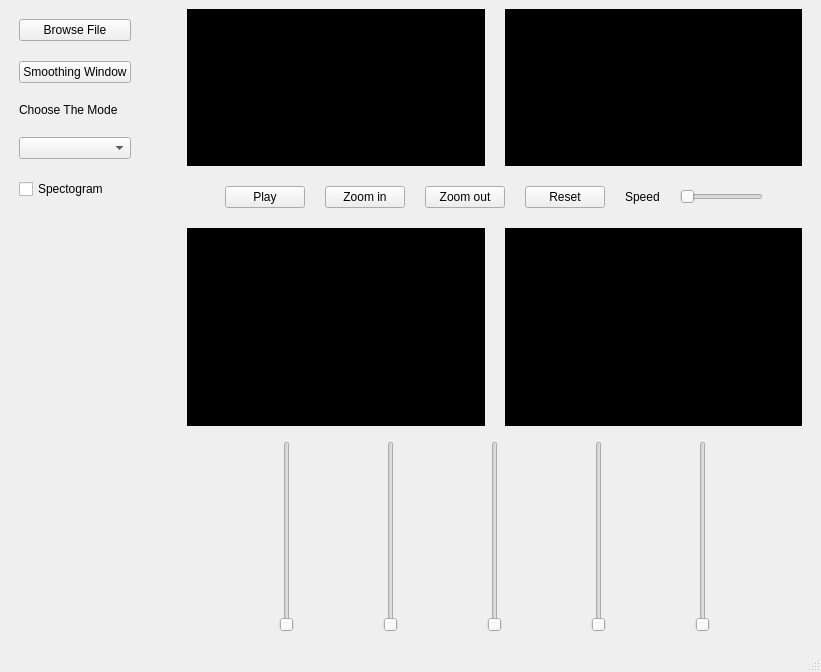
The window that MainWindow.ui (joyou159/Signal-Equalizer) describes before a commit, drawn with Qt 5.
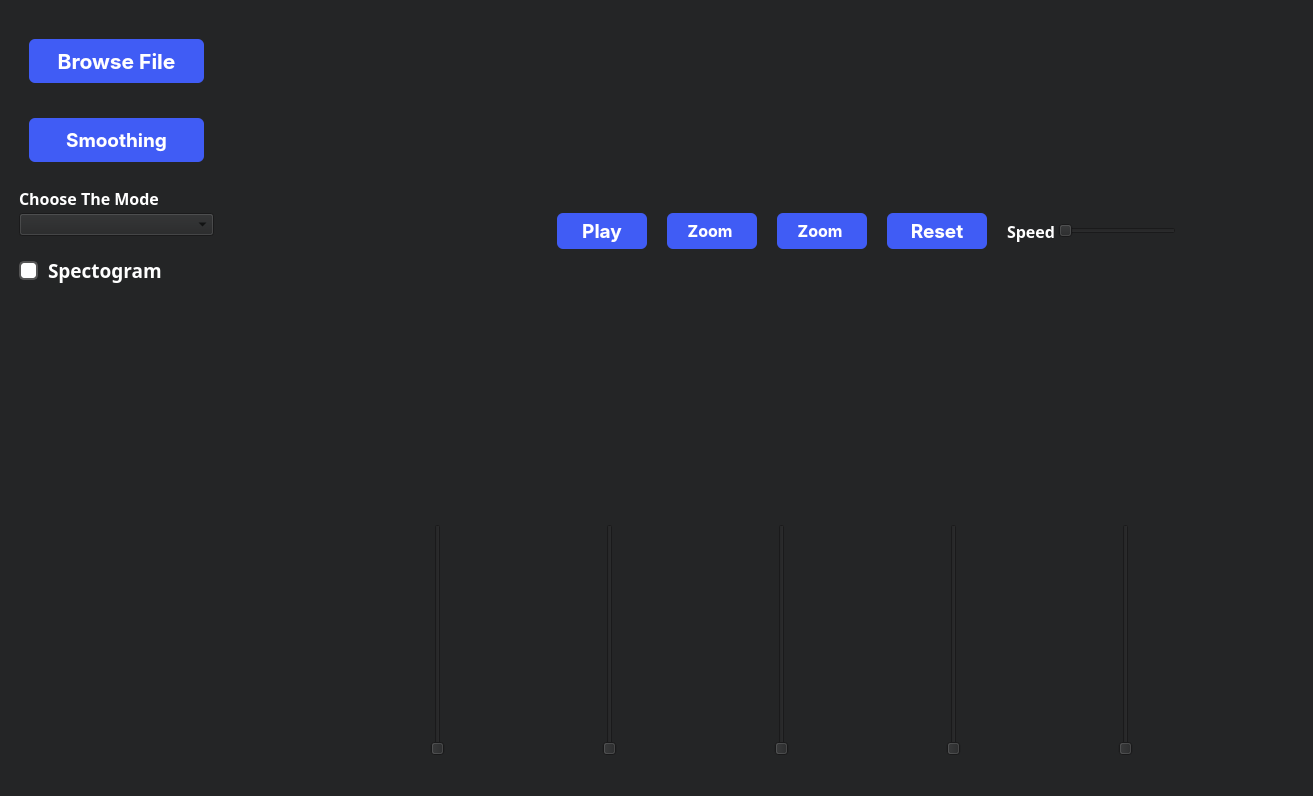
The same window after the commit. Icons and pictures are not drawn. Custom widgets are drawn as their Qt base class.

Commit message: add css styles and icons

The edit to the form file:
```diff
--- a/MainWindow.ui
+++ b/MainWindow.ui
@@ -6,13 +6,16 @@
    <rect>
     <x>0</x>
     <y>0</y>
-    <width>821</width>
-    <height>672</height>
+    <width>1313</width>
+    <height>796</height>
    </rect>
   </property>
   <property name="windowTitle">
    <string>MainWindow</string>
   </property>
+  <property name="styleSheet">
+   <string notr="true">background-color: #242526;</string>
+  </property>
   <widget class="QWidget" name="centralwidget">
    <layout class="QGridLayout" name="gridLayout">
     <item row="0" column="0">
@@ -24,44 +27,218 @@
        <number>10</number>
       </property>
       <property name="topMargin">
-       <number>10</number>
+       <number>20</number>
       </property>
       <property name="rightMargin">
-       <number>20</number>
+       <number>40</number>
       </property>
       <item>
        <widget class="QPushButton" name="browseFile">
+        <property name="font">
+         <font>
+          <family>-apple-system</family>
+          <pointsize>16</pointsize>
+          <bold>true</bold>
+         </font>
+        </property>
+        <property name="styleSheet">
+         <string notr="true">QPushButton{
+  appearance: button;
+  backface-visibility: hidden;
+  background-color: #405cf5;
+  border-radius: 6px;
+  border-width: 0;
+  box-shadow: rgba(50, 50, 93, .1) 0 0 0 1px inset,rgba(50, 50, 93, .1) 0 2px 5px 0,rgba(0, 0, 0, .07) 0 1px 1px 0;
+  box-sizing: border-box;
+  color: #fff;
+  cursor: pointer;
+  font-family: -apple-system,system-ui,&quot;Segoe UI&quot;,Roboto,&quot;Helvetica Neue&quot;,Ubuntu,sans-serif;
+  font-size: 100%;
+  height: 44px;
+  line-height: 1.15;
+ margin: 10px 10px;
+  outline: none;
+  overflow: hidden;
+  padding: 0 10px;
+  position: relative;
+  text-align: center;
+  text-transform: none;
+  transform: translateZ(0);
+  transition: all .2s,box-shadow .08s ease-in;
+  touch-action: manipulation;
+  width:155px;
+}
+QPushButton:hover{
+background-color: #283999;
+}
+QPushButton:pressed{
+background-color: #1c2973;
+}
+</string>
+        </property>
         <property name="text">
          <string>Browse File</string>
         </property>
+        <property name="icon">
+         <iconset>
+          <normaloff>icons/upload-.png</normaloff>icons/upload-.png</iconset>
+        </property>
+        <property name="iconSize">
+         <size>
+          <width>25</width>
+          <height>25</height>
+         </size>
+        </property>
        </widget>
       </item>
       <item>
        <widget class="QPushButton" name="smoothingWindow">
+        <property name="font">
+         <font>
+          <family>-apple-system</family>
+          <pointsize>14</pointsize>
+          <bold>true</bold>
+         </font>
+        </property>
+        <property name="styleSheet">
+         <string notr="true">QPushButton{
+  appearance: button;
+  backface-visibility: hidden;
+  background-color: #405cf5;
+  border-radius: 6px;
+  border-width: 0;
+  box-shadow: rgba(50, 50, 93, .1) 0 0 0 1px inset,rgba(50, 50, 93, .1) 0 2px 5px 0,rgba(0, 0, 0, .07) 0 1px 1px 0;
+  box-sizing: border-box;
+  color: #fff;
+  cursor: pointer;
+  font-family: -apple-system,system-ui,&quot;Segoe UI&quot;,Roboto,&quot;Helvetica Neue&quot;,Ubuntu,sans-serif;
+  font-size: 100%;
+  height: 44px;
+  line-height: 1.15;
+ margin: 5px 10px;
+  outline: none;
+  overflow: hidden;
+  padding: 0 10px;
+  position: relative;
+  text-align: center;
+  text-transform: none;
+  transform: translateZ(0);
+  transition: all .2s,box-shadow .08s ease-in;
+  touch-action: manipulation;
+  width:155px;
+}
+QPushButton:hover{
+background-color: #283999;
+}
+QPushButton:pressed{
+background-color: #1c2973;
+}
+</string>
+        </property>
         <property name="text">
-         <string>Smoothing Window</string>
+         <string>Smoothing</string>
+        </property>
+        <property name="icon">
+         <iconset>
+          <normaloff>icons/signal-1-svgrepo-com.png</normaloff>icons/signal-1-svgrepo-com.png</iconset>
+        </property>
+        <property name="iconSize">
+         <size>
+          <width>25</width>
+          <height>25</height>
+         </size>
         </property>
        </widget>
       </item>
       <item>
-       <layout class="QVBoxLayout" name="verticalLayout">
+       <layout class="QVBoxLayout" name="verticalLayout" stretch="0,0">
+        <property name="spacing">
+         <number>3</number>
+        </property>
         <item>
          <widget class="QLabel" name="label">
+          <property name="font">
+           <font>
+            <family>Overpass SemiBold</family>
+            <pointsize>12</pointsize>
+            <bold>true</bold>
+           </font>
+          </property>
+          <property name="styleSheet">
+           <string notr="true">color:rgb(255, 255, 255)</string>
+          </property>
           <property name="text">
            <string>Choose The Mode</string>
           </property>
          </widget>
         </item>
         <item>
-         <widget class="QComboBox" name="mode"/>
+         <widget class="QComboBox" name="modeList">
+          <property name="styleSheet">
+           <string notr="true">QComboBox {
+    font-family: &quot;Overpass&quot;;
+    font-weight: 600; /* Semibold */
+    font-size: 10pt; /* Adjust the font size as needed */
+}
+</string>
+          </property>
+         </widget>
         </item>
        </layout>
       </item>
       <item>
        <widget class="QCheckBox" name="spectogram">
+        <property name="font">
+         <font>
+          <family>Overpass SemiBold</family>
+          <pointsize>14</pointsize>
+          <bold>true</bold>
+         </font>
+        </property>
+        <property name="styleSheet">
+         <string notr="true">QCheckBox {
+    spacing: 10px; /* Adjust the spacing between the checkbox and label */
+color:white;
+}
+
+QCheckBox::indicator {
+    width: 15px; /* Adjust the width of the checkbox indicator */
+    height: 15px; /* Adjust the height of the checkbox indicator */
+border-radius: 5px;
+}
+
+QCheckBox::indicator:unchecked {
+    border: 2px solid #555; /* Border color of the unchecked checkbox */
+    background-color: #fff; /* Background color of the unchecked checkbox */
+}
+
+QCheckBox::indicator:unchecked:hover {
+    border: 2px solid #777; /* Border color when the unchecked checkbox is hovered */
+}
+
+QCheckBox::indicator:checked {
+    border: 2px solid #192462; /* Border color of the checked checkbox */
+    background-color: #405cf5; /* Background color of the checked checkbox */
+}
+
+QCheckBox::indicator:checked:hover {
+    border: 2px solid #0C1231; /* Border color when the checked checkbox is hovered */
+    background-color: #2C40AB; /* Background color when the checked checkbox is hovered */
+}
+</string>
+        </property>
         <property name="text">
          <string>Spectogram</string>
         </property>
+        <property name="iconSize">
+         <size>
+          <width>20</width>
+          <height>20</height>
+         </size>
+        </property>
+        <property name="tristate">
+         <bool>false</bool>
+        </property>
        </widget>
       </item>
       <item>
@@ -85,7 +262,7 @@
        <number>6</number>
       </property>
       <property name="leftMargin">
-       <number>30</number>
+       <number>10</number>
       </property>
       <property name="rightMargin">
        <number>10</number>
@@ -105,14 +282,14 @@
             <item>
              <widget class="PlotWidget" name="graph1" native="true">
               <property name="styleSheet">
-               <string notr="true">background-color: rgb(0, 0, 0);</string>
+               <string notr="true">border-radius: 6px;</string>
               </property>
              </widget>
             </item>
             <item>
              <widget class="PlotWidget" name="graph2" native="true">
               <property name="styleSheet">
-               <string notr="true">background-color: rgb(0, 0, 0);</string>
+               <string notr="true">border-radius: 6px;</string>
               </property>
              </widget>
             </item>
@@ -135,36 +312,257 @@
             </item>
             <item>
              <widget class="QPushButton" name="playPause">
+              <property name="font">
+               <font>
+                <family>-apple-system</family>
+                <pointsize>14</pointsize>
+                <bold>true</bold>
+               </font>
+              </property>
+              <property name="styleSheet">
+               <string notr="true">QPushButton{
+appearance: button;
+backface-visibility: hidden;
+background-color: #405cf5;
+border-radius: 6px;
+border-width: 0;
+box-shadow: rgba(50, 50, 93, .1) 0 0 0 1px inset,rgba(50, 50, 93, .1) 0 2px 5px 0,rgba(0, 0, 0, .07) 0 1px 1px 0;
+box-sizing: border-box;
+color: #fff;
+cursor: pointer;
+font-family: -apple-system,system-ui,&quot;Segoe UI&quot;,Roboto,&quot;Helvetica Neue&quot;,Ubuntu,sans-serif;
+font-size: 100%;
+height: 30px;
+line-height: 1.15;
+outline: none;
+overflow: hidden;
+padding: 3 10px;
+position: relative;
+text-align: center;
+text-transform: none;
+transform: translateZ(0);
+transition: all .2s,box-shadow .08s ease-in;
+user-select: none;
+-webkit-user-select: none;
+touch-action: manipulation;
+width: 70px; /* Reduced width to 200 pixels */
+}
+QPushButton:hover{
+background-color: #283999;
+}
+QPushButton:pressed{
+background-color: #1c2973;
+}</string>
+              </property>
               <property name="text">
                <string>Play</string>
               </property>
+              <property name="icon">
+               <iconset>
+                <normaloff>icons/play-square-svgrepo-com.png</normaloff>icons/play-square-svgrepo-com.png</iconset>
+              </property>
+              <property name="iconSize">
+               <size>
+                <width>25</width>
+                <height>25</height>
+               </size>
+              </property>
              </widget>
             </item>
             <item>
              <widget class="QPushButton" name="zoomIn">
+              <property name="font">
+               <font>
+                <family>-apple-system</family>
+                <pointsize>12</pointsize>
+                <bold>true</bold>
+               </font>
+              </property>
+              <property name="styleSheet">
+               <string notr="true">QPushButton{
+appearance: button;
+backface-visibility: hidden;
+background-color: #405cf5;
+border-radius: 6px;
+border-width: 0;
+box-shadow: rgba(50, 50, 93, .1) 0 0 0 1px inset,rgba(50, 50, 93, .1) 0 2px 5px 0,rgba(0, 0, 0, .07) 0 1px 1px 0;
+box-sizing: border-box;
+color: #fff;
+cursor: pointer;
+font-family: -apple-system,system-ui,&quot;Segoe UI&quot;,Roboto,&quot;Helvetica Neue&quot;,Ubuntu,sans-serif;
+font-size: 100%;
+height: 30px;
+line-height: 1.15;
+outline: none;
+overflow: hidden;
+padding: 3 10px;
+position: relative;
+text-align: center;
+text-transform: none;
+transform: translateZ(0);
+transition: all .2s,box-shadow .08s ease-in;
+user-select: none;
+-webkit-user-select: none;
+touch-action: manipulation;
+width: 70px; /* Reduced width to 200 pixels */
+}
+QPushButton:hover{
+background-color: #283999;
+}
+QPushButton:pressed{
+background-color: #1c2973;
+}</string>
+              </property>
               <property name="text">
-               <string>Zoom in</string>
+               <string>Zoom </string>
+              </property>
+              <property name="icon">
+               <iconset>
+                <normaloff>icons/plus-square-svgrepo-com.png</normaloff>icons/plus-square-svgrepo-com.png</iconset>
+              </property>
+              <property name="iconSize">
+               <size>
+                <width>25</width>
+                <height>25</height>
+               </size>
               </property>
              </widget>
             </item>
             <item>
              <widget class="QPushButton" name="zoomOut">
+              <property name="font">
+               <font>
+                <family>-apple-system</family>
+                <pointsize>12</pointsize>
+                <bold>true</bold>
+               </font>
+              </property>
+              <property name="styleSheet">
+               <string notr="true">QPushButton{
+appearance: button;
+backface-visibility: hidden;
+background-color: #405cf5;
+border-radius: 6px;
+border-width: 0;
+box-shadow: rgba(50, 50, 93, .1) 0 0 0 1px inset,rgba(50, 50, 93, .1) 0 2px 5px 0,rgba(0, 0, 0, .07) 0 1px 1px 0;
+box-sizing: border-box;
+color: #fff;
+cursor: pointer;
+font-family: -apple-system,system-ui,&quot;Segoe UI&quot;,Roboto,&quot;Helvetica Neue&quot;,Ubuntu,sans-serif;
+font-size: 100%;
+height: 30px;
+line-height: 1.15;
+outline: none;
+overflow: hidden;
+padding: 3 10px;
+position: relative;
+text-align: center;
+text-transform: none;
+transform: translateZ(0);
+transition: all .2s,box-shadow .08s ease-in;
+user-select: none;
+-webkit-user-select: none;
+touch-action: manipulation;
+width: 70px; /* Reduced width to 200 pixels */
+}
+QPushButton:hover{
+background-color: #283999;
+}
+QPushButton:pressed{
+background-color: #1c2973;
+}</string>
+              </property>
               <property name="text">
-               <string>Zoom out</string>
+               <string>Zoom </string>
+              </property>
+              <property name="icon">
+               <iconset>
+                <normaloff>icons/minus-square-svgrepo-com.png</normaloff>icons/minus-square-svgrepo-com.png</iconset>
+              </property>
+              <property name="iconSize">
+               <size>
+                <width>25</width>
+                <height>25</height>
+               </size>
               </property>
              </widget>
             </item>
             <item>
              <widget class="QPushButton" name="reset">
+              <property name="font">
+               <font>
+                <family>-apple-system</family>
+                <pointsize>14</pointsize>
+                <bold>true</bold>
+               </font>
+              </property>
+              <property name="styleSheet">
+               <string notr="true">QPushButton{
+appearance: button;
+backface-visibility: hidden;
+background-color: #405cf5;
+border-radius: 6px;
+border-width: 0;
+box-shadow: rgba(50, 50, 93, .1) 0 0 0 1px inset,rgba(50, 50, 93, .1) 0 2px 5px 0,rgba(0, 0, 0, .07) 0 1px 1px 0;
+box-sizing: border-box;
+color: #fff;
+cursor: pointer;
+font-family: -apple-system,system-ui,&quot;Segoe UI&quot;,Roboto,&quot;Helvetica Neue&quot;,Ubuntu,sans-serif;
+font-size: 100%;
+height: 30px;
+line-height: 1.15;
+outline: none;
+overflow: hidden;
+padding: 3 10px;
+position: relative;
+text-align: center;
+text-transform: none;
+transform: translateZ(0);
+transition: all .2s,box-shadow .08s ease-in;
+user-select: none;
+-webkit-user-select: none;
+touch-action: manipulation;
+width: 80px; /* Reduced width to 200 pixels */
+}
+QPushButton:hover{
+background-color: #283999;
+}
+QPushButton:pressed{
+background-color: #1c2973;
+}</string>
+              </property>
               <property name="text">
                <string>Reset</string>
               </property>
+              <property name="icon">
+               <iconset>
+                <normaloff>icons/reset-svgrepo-com.png</normaloff>icons/reset-svgrepo-com.png</iconset>
+              </property>
+              <property name="iconSize">
+               <size>
+                <width>25</width>
+                <height>25</height>
+               </size>
+              </property>
              </widget>
             </item>
             <item>
              <layout class="QHBoxLayout" name="horizontalLayout_3">
+              <property name="spacing">
+               <number>3</number>
+              </property>
               <item>
                <widget class="QLabel" name="label_2">
+                <property name="font">
+                 <font>
+                  <family>Overpass SemiBold</family>
+                  <pointsize>12</pointsize>
+                  <bold>true</bold>
+                 </font>
+                </property>
+                <property name="styleSheet">
+                 <string notr="true">color:rgb(255, 255, 255)</string>
+                </property>
                 <property name="text">
                  <string>Speed</string>
                 </property>
@@ -201,14 +599,14 @@
           <item>
            <widget class="PlotWidget" name="spectogram1" native="true">
             <property name="styleSheet">
-             <string notr="true">background-color: rgb(0, 0, 0);</string>
+             <string notr="true">border-radius: 6px;</string>
             </property>
            </widget>
           </item>
           <item>
            <widget class="PlotWidget" name="spectogram2" native="true">
             <property name="styleSheet">
-             <string notr="true">background-color: rgb(0, 0, 0);</string>
+             <string notr="true">border-radius: 6px;</string>
             </property>
            </widget>
           </item>
```
Left out of the diff: 6 changed lines with no effect on the pictures. The commit also changes 9 other files.
